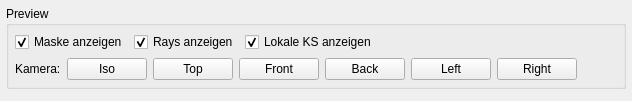
Old version of the form Spraycoater/resource/ui/tabs/recipe/coating_preview_panel.ui in the repository mikv75-lab/ROS-Project.
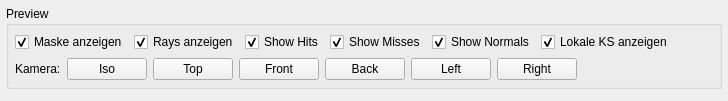
New version of the form.

Commit message: add views 2d

```diff
--- a/Spraycoater/resource/ui/tabs/recipe/coating_preview_panel.ui
+++ b/Spraycoater/resource/ui/tabs/recipe/coating_preview_panel.ui
@@ -68,6 +68,39 @@
           </property>
          </widget>
         </item>
+
+        <!-- New: Hits / Misses / Normals -->
+        <item>
+         <widget class="QCheckBox" name="chkShowHits">
+          <property name="text">
+           <string>Show Hits</string>
+          </property>
+          <property name="checked">
+           <bool>true</bool>
+          </property>
+         </widget>
+        </item>
+        <item>
+         <widget class="QCheckBox" name="chkShowMisses">
+          <property name="text">
+           <string>Show Misses</string>
+          </property>
+          <property name="checked">
+           <bool>true</bool>
+          </property>
+         </widget>
+        </item>
+        <item>
+         <widget class="QCheckBox" name="chkShowNormals">
+          <property name="text">
+           <string>Show Normals</string>
+          </property>
+          <property name="checked">
+           <bool>true</bool>
+          </property>
+         </widget>
+        </item>
+
         <item>
          <widget class="QCheckBox" name="chkShowLocalFrames">
           <property name="text">
```
Left out of the diff: 4 changed lines with no effect on the pictures. The commit also changes 2 other files.
